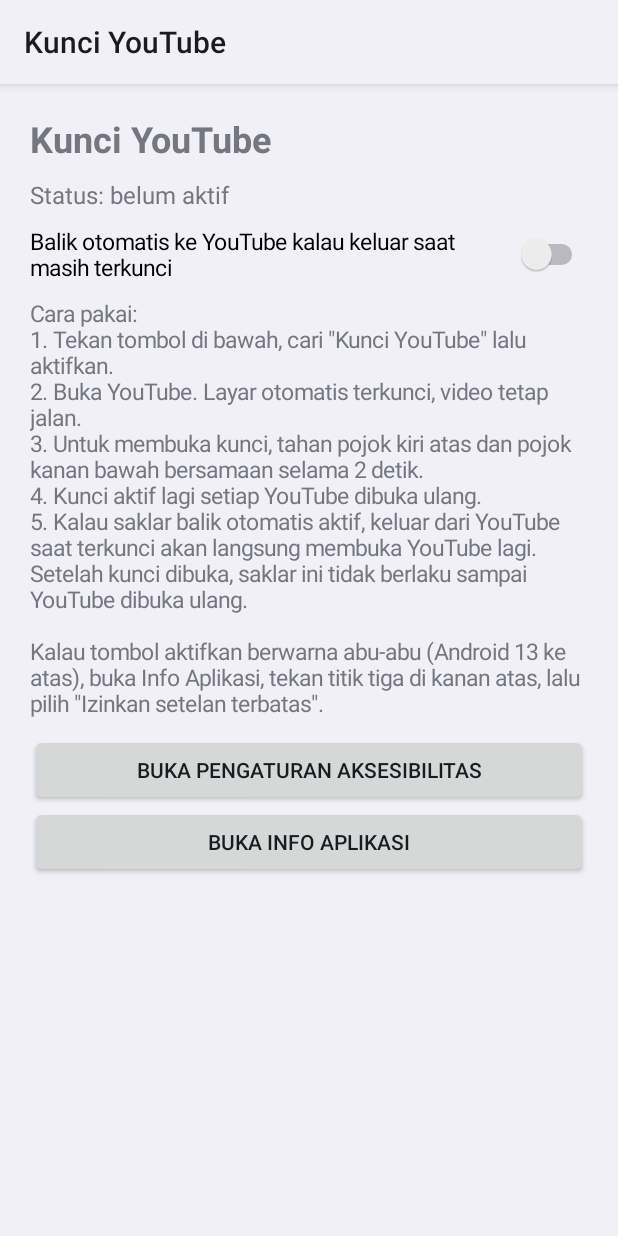
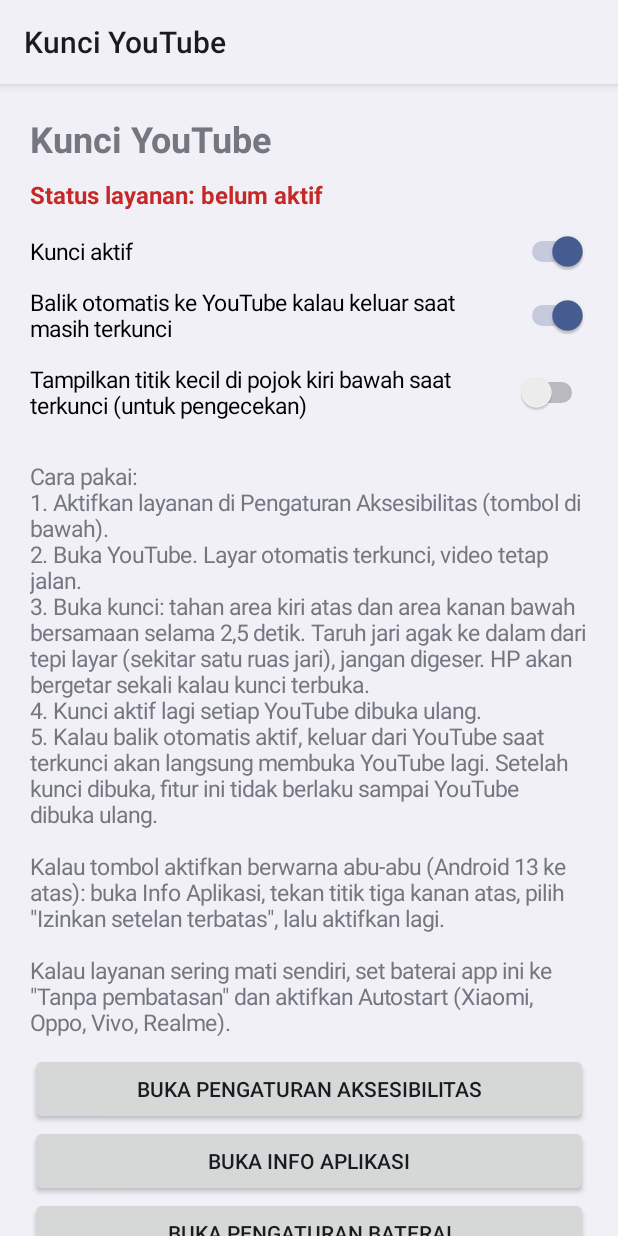
Before and after one commit to ammargsuhairi/kunci-youtube, an Android app: the screen it shows after launch (MainActivity), on a phone screen of 412 x 824 dp. Run offline under Robolectric (Android 15) with nearby library versions, the phone set to English and light mode, and no system bars.

Commit message:
Add files via upload

```diff
--- a/app/src/main/AndroidManifest.xml
+++ b/app/src/main/AndroidManifest.xml
@@ -8,6 +8,7 @@
 
     <application
         android:allowBackup="false"
+        android:icon="@drawable/ic_launcher"
         android:label="@string/app_name"
         android:theme="@android:style/Theme.DeviceDefault.Light">
 
--- a/app/src/main/java/com/bangkudepan/ytlock/MainActivity.kt
+++ b/app/src/main/java/com/bangkudepan/ytlock/MainActivity.kt
@@ -2,6 +2,7 @@ package com.bangkudepan.ytlock
 
 import android.app.Activity
 import android.content.Intent
+import android.graphics.Color
 import android.graphics.Typeface
 import android.net.Uri
 import android.os.Bundle
@@ -15,11 +16,12 @@ import android.widget.TextView
 class MainActivity : Activity() {
 
     private lateinit var status: TextView
+    private var pad = 0
 
     override fun onCreate(savedInstanceState: Bundle?) {
         super.onCreate(savedInstanceState)
         val d = resources.displayMetrics.density
-        val pad = (20 * d).toInt()
+        pad = (20 * d).toInt()
 
         val root = LinearLayout(this).apply {
             orientation = LinearLayout.VERTICAL
@@ -34,45 +36,54 @@ class MainActivity : Activity() {
 
         status = TextView(this).apply {
             textSize = 16f
+            setTypeface(null, Typeface.BOLD)
             setPadding(0, pad / 2, 0, pad / 2)
         }
         root.addView(status)
 
-        val prefs = getSharedPreferences("prefs", MODE_PRIVATE)
-        root.addView(Switch(this).apply {
-            text = "Balik otomatis ke YouTube kalau keluar saat masih terkunci"
+        addSwitch(root, "Kunci aktif", Prefs.ENABLED, true)
+        addSwitch(
+            root,
+            "Balik otomatis ke YouTube kalau keluar saat masih terkunci",
+            Prefs.AUTO_RETURN,
+            true
+        )
+        addSwitch(
+            root,
+            "Tampilkan titik kecil di pojok kiri bawah saat terkunci (untuk pengecekan)",
+            Prefs.INDICATOR,
+            false
+        )
+
+        root.addView(TextView(this).apply {
+            setPadding(0, pad, 0, pad / 2)
             textSize = 15f
-            isChecked = prefs.getBoolean("auto_return", false)
-            setOnCheckedChangeListener { _, checked ->
-                prefs.edit().putBoolean("auto_return", checked).apply()
-            }
+            text = "Cara pakai:\n" +
+                "1. Aktifkan layanan di Pengaturan Aksesibilitas (tombol di bawah).\n" +
+                "2. Buka YouTube. Layar otomatis terkunci, video tetap jalan.\n" +
+                "3. Buka kunci: tahan area kiri atas dan area kanan bawah bersamaan selama 2,5 detik. " +
+                "Taruh jari agak ke dalam dari tepi layar (sekitar satu ruas jari), jangan digeser. " +
+                "HP akan bergetar sekali kalau kunci terbuka.\n" +
+                "4. Kunci aktif lagi setiap YouTube dibuka ulang.\n" +
+                "5. Kalau balik otomatis aktif, keluar dari YouTube saat terkunci akan langsung membuka YouTube lagi. " +
+                "Setelah kunci dibuka, fitur ini tidak berlaku sampai YouTube dibuka ulang.\n\n" +
+                "Kalau tombol aktifkan berwarna abu-abu (Android 13 ke atas): buka Info Aplikasi, " +
+                "tekan titik tiga kanan atas, pilih \"Izinkan setelan terbatas\", lalu aktifkan lagi.\n\n" +
+                "Kalau layanan sering mati sendiri, set baterai app ini ke \"Tanpa pembatasan\" " +
+                "dan aktifkan Autostart (Xiaomi, Oppo, Vivo, Realme)."
         })
 
-        root.addView(TextView(this).apply {
-            setPadding(0, pad / 2, 0, pad / 2)
-            text = "Cara pakai:\n" +
-                "1. Tekan tombol di bawah, cari \"Kunci YouTube\" lalu aktifkan.\n" +
-                "2. Buka YouTube. Layar otomatis terkunci, video tetap jalan.\n" +
-                "3. Untuk membuka kunci, tahan pojok kiri atas dan pojok kanan bawah bersamaan selama 2 detik.\n" +
-                "4. Kunci aktif lagi setiap YouTube dibuka ulang.\n" +
-                "5. Kalau saklar balik otomatis aktif, keluar dari YouTube saat terkunci akan langsung membuka YouTube lagi. Setelah kunci dibuka, saklar ini tidak berlaku sampai YouTube dibuka ulang.\n\n" +
-                "Kalau tombol aktifkan berwarna abu-abu (Android 13 ke atas), buka Info Aplikasi, tekan titik tiga di kanan atas, lalu pilih \"Izinkan setelan terbatas\"."
-            textSize = 15f
-        })
-
-        root.addView(Button(this).apply {
-            text = "Buka Pengaturan Aksesibilitas"
-            setOnClickListener { startActivity(Intent(Settings.ACTION_ACCESSIBILITY_SETTINGS)) }
-        })
-
-        root.addView(Button(this).apply {
-            text = "Buka Info Aplikasi"
-            setOnClickListener {
-                startActivity(
-                    Intent(Settings.ACTION_APPLICATION_DETAILS_SETTINGS, Uri.parse("package:$packageName"))
-                )
-            }
-        })
+        addButton(root, "Buka Pengaturan Aksesibilitas") {
+            safeStart(Intent(Settings.ACTION_ACCESSIBILITY_SETTINGS))
+        }
+        addButton(root, "Buka Info Aplikasi") {
+            safeStart(
+                Intent(Settings.ACTION_APPLICATION_DETAILS_SETTINGS, Uri.parse("package:$packageName"))
+            )
+        }
+        addButton(root, "Buka Pengaturan Baterai") {
+            safeStart(Intent(Settings.ACTION_IGNORE_BATTERY_OPTIMIZATION_SETTINGS))
+        }
 
         setContentView(ScrollView(this).apply { addView(root) })
     }
@@ -82,10 +93,39 @@ class MainActivity : Activity() {
         val enabled = Settings.Secure.getString(
             contentResolver, Settings.Secure.ENABLED_ACCESSIBILITY_SERVICES
         ) ?: ""
-        status.text = if (enabled.contains(packageName)) {
-            "Status: AKTIF"
+        if (enabled.contains(packageName)) {
+            status.text = "Status layanan: AKTIF"
+            status.setTextColor(Color.parseColor("#2E7D32"))
         } else {
-            "Status: belum aktif"
+            status.text = "Status layanan: belum aktif"
+            status.setTextColor(Color.parseColor("#C62828"))
+        }
+    }
+
+    private fun addSwitch(root: LinearLayout, label: String, key: String, def: Boolean) {
+        val prefs = getSharedPreferences(Prefs.NAME, MODE_PRIVATE)
+        root.addView(Switch(this).apply {
+            text = label
+            textSize = 15f
+            setPadding(0, pad / 3, 0, pad / 3)
+            isChecked = prefs.getBoolean(key, def)
+            setOnCheckedChangeListener { _, checked ->
+                prefs.edit().putBoolean(key, checked).apply()
+            }
+        })
+    }
+
+    private fun addButton(root: LinearLayout, label: String, onClick: () -> Unit) {
+        root.addView(Button(this).apply {
+            text = label
+            setOnClickListener { onClick() }
+        })
+    }
+
+    private fun safeStart(intent: Intent) {
+        try {
+            startActivity(intent)
+        } catch (_: Exception) {
         }
     }
 }
--- a/app/src/main/res/values/strings.xml
+++ b/app/src/main/res/values/strings.xml
@@ -1,5 +1,5 @@
 <?xml version="1.0" encoding="utf-8"?>
 <resources>
     <string name="app_name">Kunci YouTube</string>
-    <string name="service_desc">Memasang lapisan transparan yang menahan sentuhan layar hanya saat YouTube terbuka. Layanan ini tidak membaca isi layar.</string>
+    <string name="service_desc">Memasang lapisan transparan yang menahan sentuhan layar hanya saat YouTube terbuka. Layanan ini hanya memeriksa nama aplikasi yang sedang aktif dan tidak membaca isi layar.</string>
 </resources>
```
Also changed, not shown: app/src/main/java/com/bangkudepan/ytlock/LockService.kt (+106 -41 lines), app/src/main/java/com/bangkudepan/ytlock/Prefs.kt (added, +8 -0 lines), app/src/main/java/com/bangkudepan/ytlock/TouchBlockerView.kt (+39 -7 lines), app/src/main/res/drawable/ic_launcher.xml (added, +18 -0 lines), app/src/main/res/xml/accessibility_service_config.xml (+4 -3 lines), 1 other file.
